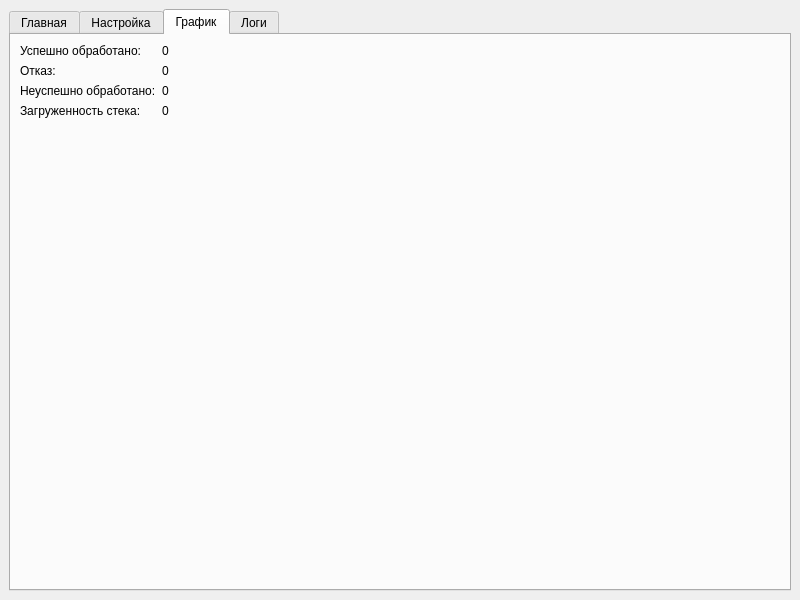
Before: the Qt Designer form code/Application/mainwindow.ui in dimkashelk/architecture_software_systems, drawn with Qt 5.
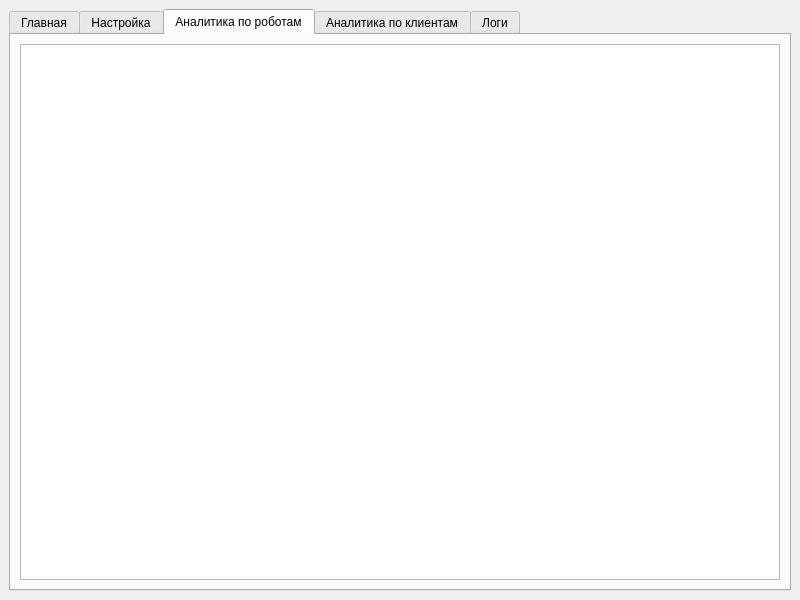
After: the same form once the commit is applied. The open tabs and pages were chosen to show the change.

Commit message: update init_table_robot()

```diff
--- a/code/Application/mainwindow.ui
+++ b/code/Application/mainwindow.ui
@@ -195,7 +195,17 @@
       </widget>
       <widget class="QWidget" name="tab_graph">
        <attribute name="title">
-        <string>График</string>
+        <string>Аналитика по роботам</string>
+       </attribute>
+       <layout class="QHBoxLayout" name="horizontalLayout_6">
+        <item>
+         <widget class="QTableWidget" name="table_robots"/>
+        </item>
+       </layout>
+      </widget>
+      <widget class="QWidget" name="tab_analyze_client">
+       <attribute name="title">
+        <string>Аналитика по клиентам</string>
        </attribute>
        <layout class="QVBoxLayout" name="layout_graph">
         <item>
```
Left out of the diff: 4 changed lines with no effect on the pictures. The commit also changes 2 other files.
